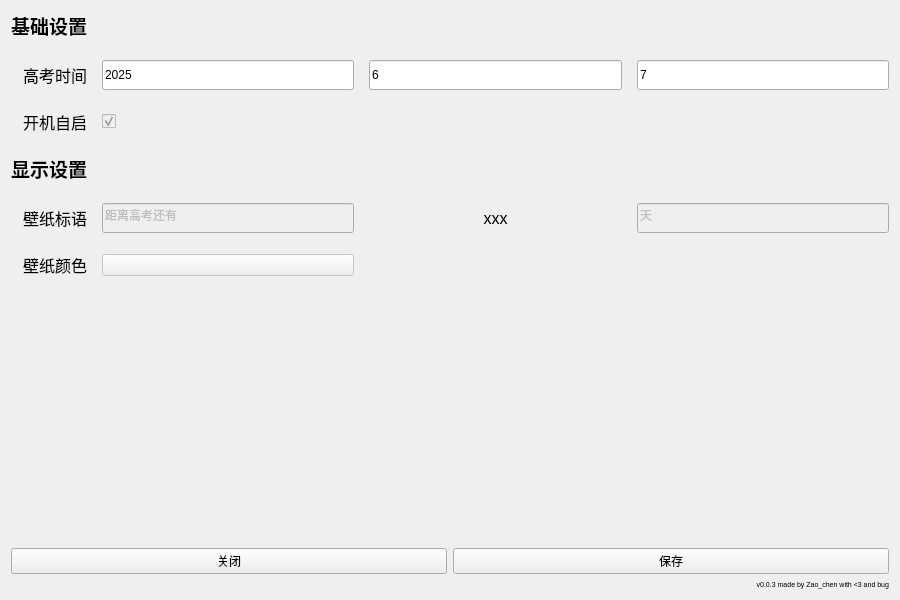
Old version of the form widget.ui in the repository Zao-chen/ZcGaoKaoCountdown.
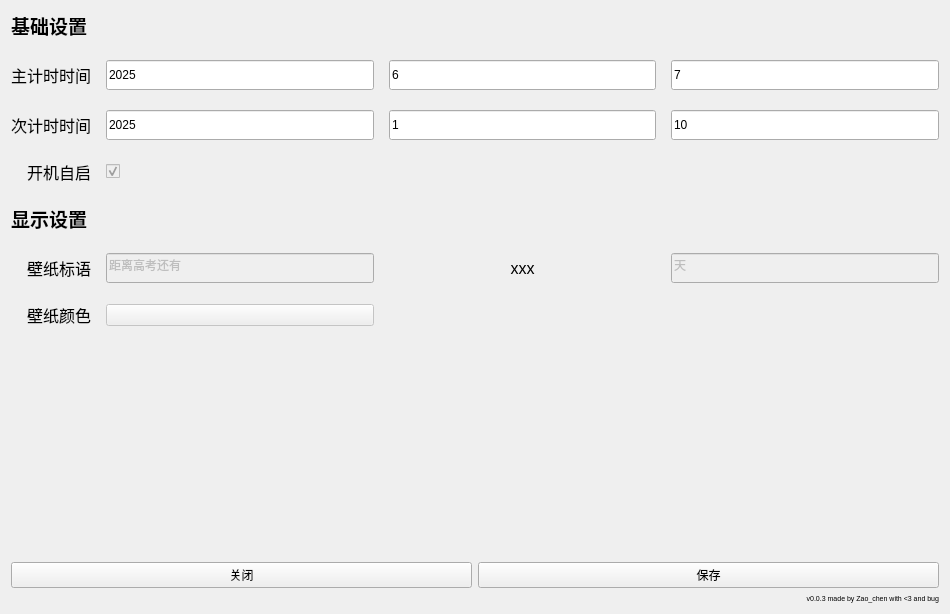
New version of the form. Custom widgets are drawn as their Qt base class.

Commit message: [feat] 次计时、值日生表

What changed in the file:
```diff
--- a/widget.ui
+++ b/widget.ui
@@ -6,8 +6,8 @@
    <rect>
     <x>0</x>
     <y>0</y>
-    <width>900</width>
-    <height>600</height>
+    <width>950</width>
+    <height>614</height>
    </rect>
   </property>
   <property name="windowTitle">
@@ -20,13 +20,76 @@
    <item row="0" column="0">
     <layout class="QVBoxLayout" name="verticalLayout">
      <item>
-      <layout class="QGridLayout" name="gridLayout_2" rowstretch="0,0,0,0,0,0">
+      <layout class="QGridLayout" name="gridLayout_2" rowstretch="0,0,0,0,0,0,0">
        <property name="horizontalSpacing">
         <number>15</number>
        </property>
        <property name="verticalSpacing">
         <number>20</number>
        </property>
+       <item row="6" column="2">
+        <widget class="ElaPushButton" name="pushButton_color">
+         <property name="enabled">
+          <bool>false</bool>
+         </property>
+         <property name="text">
+          <string/>
+         </property>
+        </widget>
+       </item>
+       <item row="5" column="4">
+        <widget class="ElaLineEdit" name="lineEdit_5">
+         <property name="enabled">
+          <bool>false</bool>
+         </property>
+         <property name="minimumSize">
+          <size>
+           <width>0</width>
+           <height>30</height>
+          </size>
+         </property>
+         <property name="text">
+          <string>天</string>
+         </property>
+         <property name="clearButtonEnabled">
+          <bool>false</bool>
+         </property>
+        </widget>
+       </item>
+       <item row="5" column="2">
+        <widget class="ElaLineEdit" name="lineEdit_4">
+         <property name="enabled">
+          <bool>false</bool>
+         </property>
+         <property name="minimumSize">
+          <size>
+           <width>0</width>
+           <height>30</height>
+          </size>
+         </property>
+         <property name="text">
+          <string>距离高考还有</string>
+         </property>
+         <property name="clearButtonEnabled">
+          <bool>false</bool>
+         </property>
+        </widget>
+       </item>
+       <item row="1" column="1">
+        <widget class="ElaText" name="label_time_year">
+         <property name="font">
+          <font>
+           <pointsize>12</pointsize>
+          </font>
+         </property>
+         <property name="text">
+          <string>主计时时间</string>
+         </property>
+         <property name="alignment">
+          <set>Qt::AlignmentFlag::AlignRight|Qt::AlignmentFlag::AlignTrailing|Qt::AlignmentFlag::AlignVCenter</set>
+         </property>
+        </widget>
+       </item>
        <item row="1" column="3">
         <widget class="ElaLineEdit" name="lineEdit_month">
          <property name="minimumSize">
@@ -40,6 +103,34 @@
          </property>
         </widget>
        </item>
+       <item row="6" column="1">
+        <widget class="ElaText" name="label_time_year_5">
+         <property name="font">
+          <font>
+           <pointsize>12</pointsize>
+          </font>
+         </property>
+         <property name="text">
+          <string>壁纸颜色</string>
+         </property>
+         <property name="alignment">
+          <set>Qt::AlignmentFlag::AlignRight|Qt::AlignmentFlag::AlignTrailing|Qt::AlignmentFlag::AlignVCenter</set>
+         </property>
+        </widget>
+       </item>
+       <item row="1" column="4">
+        <widget class="ElaLineEdit" name="lineEdit_day">
+         <property name="minimumSize">
+          <size>
+           <width>0</width>
+           <height>30</height>
+          </size>
+         </property>
+         <property name="text">
+          <string>7</string>
+         </property>
+        </widget>
+       </item>
        <item row="0" column="1">
         <widget class="ElaText" name="label_time">
          <property name="font">
@@ -53,7 +144,53 @@
          </property>
         </widget>
        </item>
-       <item row="2" column="2">
+       <item row="3" column="1">
+        <widget class="ElaText" name="label_time_year_2">
+         <property name="font">
+          <font>
+           <pointsize>12</pointsize>
+          </font>
+         </property>
+         <property name="text">
+          <string>开机自启</string>
+         </property>
+         <property name="alignment">
+          <set>Qt::AlignmentFlag::AlignRight|Qt::AlignmentFlag::AlignTrailing|Qt::AlignmentFlag::AlignVCenter</set>
+         </property>
+        </widget>
+       </item>
+       <item row="1" column="2">
+        <widget class="ElaLineEdit" name="lineEdit_year">
+         <property name="minimumSize">
+          <size>
+           <width>0</width>
+           <height>30</height>
+          </size>
+         </property>
+         <property name="text">
+          <string>2025</string>
+         </property>
+         <property name="clearButtonEnabled">
+          <bool>false</bool>
+         </property>
+        </widget>
+       </item>
+       <item row="5" column="3">
+        <widget class="ElaText" name="label_time_year_4">
+         <property name="font">
+          <font>
+           <pointsize>12</pointsize>
+          </font>
+         </property>
+         <property name="text">
+          <string>xxx</string>
+         </property>
+         <property name="alignment">
+          <set>Qt::AlignmentFlag::AlignCenter</set>
+         </property>
+        </widget>
+       </item>
+       <item row="3" column="2">
         <widget class="ElaCheckBox" name="checkBox">
          <property name="enabled">
           <bool>false</bool>
@@ -66,72 +203,7 @@
          </property>
         </widget>
        </item>
-       <item row="1" column="1">
-        <widget class="ElaText" name="label_time_year">
-         <property name="font">
-          <font>
-           <pointsize>12</pointsize>
-          </font>
-         </property>
-         <property name="text">
-          <string>高考时间</string>
-         </property>
-         <property name="alignment">
-          <set>Qt::AlignRight|Qt::AlignTrailing|Qt::AlignVCenter</set>
-         </property>
-        </widget>
-       </item>
-       <item row="4" column="2">
-        <widget class="ElaLineEdit" name="lineEdit_4">
-         <property name="enabled">
-          <bool>false</bool>
-         </property>
-         <property name="minimumSize">
-          <size>
-           <width>0</width>
-           <height>30</height>
-          </size>
-         </property>
-         <property name="text">
-          <string>距离高考还有</string>
-         </property>
-         <property name="clearButtonEnabled">
-          <bool>false</bool>
-         </property>
-        </widget>
-       </item>
-       <item row="4" column="3">
-        <widget class="ElaText" name="label_time_year_4">
-         <property name="font">
-          <font>
-           <pointsize>12</pointsize>
-          </font>
-         </property>
-         <property name="text">
-          <string>xxx</string>
-         </property>
-         <property name="alignment">
-          <set>Qt::AlignCenter</set>
-         </property>
-        </widget>
-       </item>
-       <item row="1" column="2">
-        <widget class="ElaLineEdit" name="lineEdit_year">
-         <property name="minimumSize">
-          <size>
-           <width>0</width>
-           <height>30</height>
-          </size>
-         </property>
-         <property name="text">
-          <string>2025</string>
-         </property>
-         <property name="clearButtonEnabled">
-          <bool>false</bool>
-         </property>
-        </widget>
-       </item>
-       <item row="4" column="1">
+       <item row="5" column="1">
         <widget class="ElaText" name="label_time_year_3">
          <property name="font">
           <font>
@@ -146,7 +218,7 @@
          </property>
         </widget>
        </item>
-       <item row="3" column="1">
+       <item row="4" column="1">
         <widget class="ElaText" name="label_time_2">
          <property name="font">
           <font>
@@ -159,39 +231,20 @@
          </property>
         </widget>
        </item>
-       <item row="1" column="4">
-        <widget class="ElaLineEdit" name="lineEdit_day">
-         <property name="minimumSize">
-          <size>
-           <width>0</width>
-           <height>30</height>
-          </size>
-         </property>
-         <property name="text">
-          <string>7</string>
-         </property>
-        </widget>
-       </item>
        <item row="2" column="1">
-        <widget class="ElaText" name="label_time_year_2">
+        <widget class="QLabel" name="label_2">
          <property name="font">
           <font>
            <pointsize>12</pointsize>
           </font>
          </property>
          <property name="text">
-          <string>开机自启</string>
+          <string>次计时时间</string>
          </property>
-         <property name="alignment">
-          <set>Qt::AlignRight|Qt::AlignTrailing|Qt::AlignVCenter</set>
-         </property>
         </widget>
        </item>
-       <item row="4" column="4">
-        <widget class="ElaLineEdit" name="lineEdit_5">
-         <property name="enabled">
-          <bool>false</bool>
-         </property>
+       <item row="2" column="2">
+        <widget class="ElaLineEdit" name="lineEdit_subyear">
          <property name="minimumSize">
           <size>
            <width>0</width>
@@ -199,35 +252,33 @@
           </size>
          </property>
          <property name="text">
-          <string>天</string>
+          <string>2025</string>
          </property>
-         <property name="clearButtonEnabled">
-          <bool>false</bool>
-         </property>
         </widget>
        </item>
-       <item row="5" column="1">
-        <widget class="ElaText" name="label_time_year_5">
-         <property name="font">
-          <font>
-           <pointsize>12</pointsize>
-          </font>
+       <item row="2" column="3">
+        <widget class="ElaLineEdit" name="lineEdit_submonth">
+         <property name="minimumSize">
+          <size>
+           <width>0</width>
+           <height>30</height>
+          </size>
          </property>
          <property name="text">
-          <string>壁纸颜色</string>
+          <string>1</string>
          </property>
-         <property name="alignment">
-          <set>Qt::AlignRight|Qt::AlignTrailing|Qt::AlignVCenter</set>
-         </property>
         </widget>
        </item>
-       <item row="5" column="2">
-        <widget class="ElaPushButton" name="pushButton_color">
-         <property name="enabled">
-          <bool>false</bool>
+       <item row="2" column="4">
+        <widget class="ElaLineEdit" name="lineEdit_subday">
+         <property name="minimumSize">
+          <size>
+           <width>0</width>
+           <height>30</height>
+          </size>
          </property>
          <property name="text">
-          <string/>
+          <string>10</string>
          </property>
         </widget>
        </item>
@@ -284,6 +335,11 @@
   </layout>
  </widget>
  <customwidgets>
+  <customwidget>
+   <class>ElaPushButton</class>
+   <extends>QPushButton</extends>
+   <header location="global">elapushbutton.h</header>
+  </customwidget>
   <customwidget>
    <class>ElaLineEdit</class>
    <extends>QLineEdit</extends>
@@ -294,11 +350,6 @@
    <extends>QLabel</extends>
    <header location="global">elatext.h</header>
   </customwidget>
-  <customwidget>
-   <class>ElaPushButton</class>
-   <extends>QPushButton</extends>
-   <header location="global">elapushbutton.h</header>
-  </customwidget>
   <customwidget>
    <class>ElaCheckBox</class>
    <extends>QCheckBox</extends>
```
Left out of the diff: 6 changed lines with no effect on the pictures. The commit also changes 3 other files.
